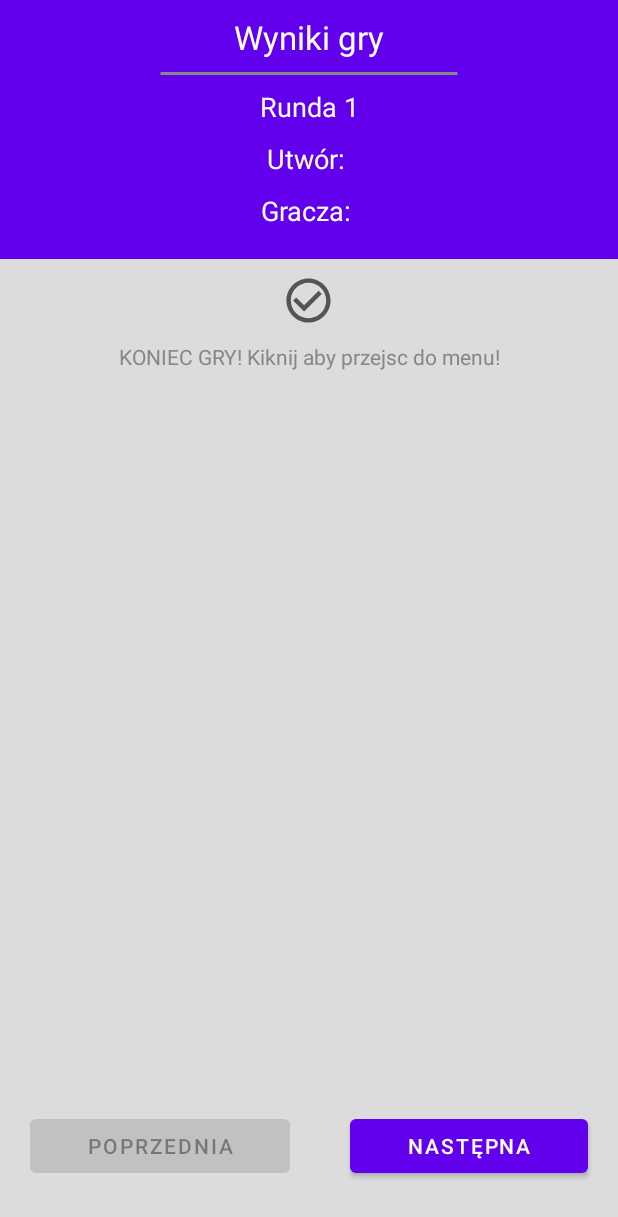
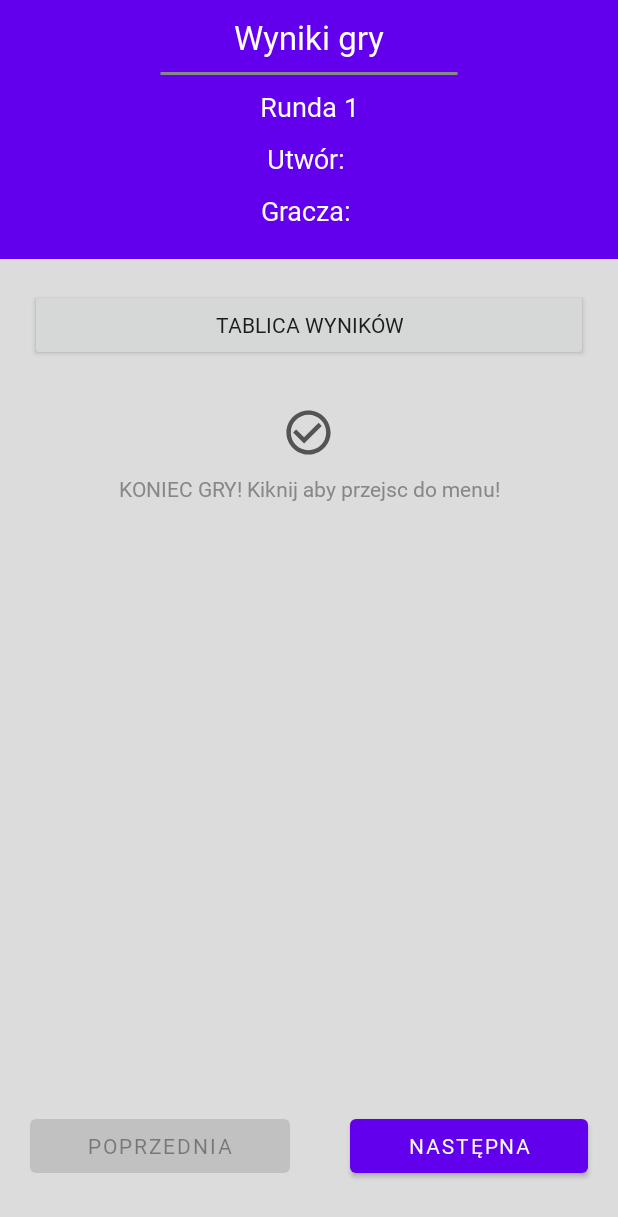
Before and after one commit to AdamJou/GuessTheSong, an Android app: the ResultActivity screen opened directly, with no data from a screen before it, on a phone screen of 412 x 824 dp. Shown: the top 1217 px of the screen. Run offline under Robolectric (Android 15) with nearby library versions, the phone set to English and light mode, and no system bars; our stand-ins replace Firebase (no records; nobody signed in at launch, a user with empty details on screens opened directly); libraries missing offline, so code that uses them is left out: org.checkerframework.checker.

Commit message:
Results, voting view

```diff
--- a/app/build.gradle
+++ b/app/build.gradle
@@ -52,6 +52,7 @@ dependencies {
     //noinspection GradleCompatible
     implementation 'com.android.support:cardview-v7:21.0.3'
     implementation 'androidx.cardview:cardview:1.0.0'
+    implementation platform('com.google.firebase:firebase-bom:32.1.0')
 
 
     testImplementation 'junit:junit:4.13.2'
--- a/app/src/main/java/com/example/czyjatomelodia/Login.java
+++ b/app/src/main/java/com/example/czyjatomelodia/Login.java
@@ -23,7 +23,7 @@ public class Login extends AppCompatActivity {
     Boolean valid = true;
     Button loginSubmit;
     TextView loginToSignUp;
-    FirebaseAuth fAuth;
+    private FirebaseAuth fAuth;
     FirebaseFirestore fStore;
     @Override
     protected void onCreate(Bundle savedInstanceState) {
--- a/app/src/main/java/com/example/czyjatomelodia/ResultActivity.java
+++ b/app/src/main/java/com/example/czyjatomelodia/ResultActivity.java
@@ -28,6 +28,7 @@ import com.google.firebase.database.DatabaseReference;
 import com.google.firebase.database.ValueEventListener;
 
 import java.util.ArrayList;
+import java.util.List;
 
 public class ResultActivity extends AppCompatActivity {
 
@@ -37,7 +38,7 @@ public class ResultActivity extends AppCompatActivity {
     RecyclerView recyclerView;
     ArrayList<Player> items;
     ImageButton ready;
-    Button next, previous;
+    Button next, previous,scoreboard;
     int current = 1;
     int nor = Integer.MAX_VALUE;
 
@@ -47,6 +48,7 @@ public class ResultActivity extends AppCompatActivity {
         super.onCreate(savedInstanceState);
         setContentView(R.layout.activity_result);
 
+        scoreboard=findViewById(R.id.btnScoreboard);
         next = findViewById(R.id.btnNext);
         tvReady = findViewById(R.id.tvReady);
         previous = findViewById(R.id.btnPrevious);
@@ -59,30 +61,21 @@ public class ResultActivity extends AppCompatActivity {
          roomID=intent.getStringExtra("roomID");
         //roomID = "g1";
 
-        FirebaseManager.getInstance().checkIfCurrentUserIsAdmin(roomID, new FirebaseManager.OnIsAdminCallback() {
-            @Override
-            public void onIsAdmin(String isAdmin) {
+        FirebaseManager.getInstance().checkIfCurrentUserIsAdmin(roomID, isAdmin -> {
 
             admin = isAdmin;
             FirebaseManager.getInstance().setPlayingStatusInRoom(roomID, "waiting");
-            }
         });
 
 
-        FirebaseManager.getInstance().checkIfAllPlayersWereDJs(roomID, new FirebaseManager.OnAllPlayersDJsCallback() {
-            @Override
-            public void onAllPlayersDJs() {
+        FirebaseManager.getInstance().checkIfAllPlayersWereDJs(roomID, () -> {
 
             tvReady.setText("KONIEC GRY! Kiknij aby przejsc do menu!");
-                ready.setOnClickListener(new View.OnClickListener() {
-                    @Override
-                    public void onClick(View v) {
-                        Intent intent = new Intent(ResultActivity.this, HomeActivity.class);
-                        startActivity(intent);
+            ready.setOnClickListener(v -> {
+                Intent intent1 = new Intent(ResultActivity.this, HomeActivity.class);
+                startActivity(intent1);
                 finish();
-                    }
             });
-            }
         });
 
         getRoundNumber();
@@ -93,12 +86,27 @@ public class ResultActivity extends AppCompatActivity {
 
 
 
+        scoreboard.setOnClickListener(new View.OnClickListener() {
+            @Override
+            public void onClick(View v) {
+                FirebaseManager.getInstance().getAllPlayersWithPoints(roomID, new FirebaseManager.OnPlayersWithPointsCallback() {
+                    @Override
+                    public void onSuccess(List<Player> playersWithPoints) {
+
+                        ScoreboardDialog.show(ResultActivity.this, playersWithPoints);
+                    }
+
+                    @Override
+                    public void onError(String errorMessage) {
+                        // Tutaj możesz obsłużyć ewentualne błędy
+                    }
+                });
+            }
+        });
+
 
         FirebaseManager firebaseManager = FirebaseManager.getInstance();
-        firebaseManager.startListeningForPlayerChanges(roomID, new FirebaseManager.OnPlayersReadyCallback() {
-            @Override
-            public void onPlayersReady() {
-                firebaseManager.getNickname("Users", new FirebaseManager.OnNicknameCallback() {
+        firebaseManager.startListeningForPlayerChanges(roomID, () -> firebaseManager.getNickname("Users", new FirebaseManager.OnNicknameCallback() {
             @Override
             public void onSuccess(String nickname) {
                 FirebaseManager.getInstance().setNumberOfRounds(roomID);
@@ -112,56 +120,37 @@ public class ResultActivity extends AppCompatActivity {
             public void onError(String errorMessage) {
 
             }
-                });
-
-            }
+        }));
 
 
-        });
-
-
-        next.setOnClickListener(new View.OnClickListener() {
-            @Override
-            public void onClick(View v) {
+        next.setOnClickListener(v -> {
             current++;
             setResults();
 
             updateButtons(current, nor);
 
 
-            }
         });
 
-        previous.setOnClickListener(new View.OnClickListener() {
-            @Override
-            public void onClick(View v) {
+        previous.setOnClickListener(v -> {
             --current;
 
             setResults();
             updateButtons(current, nor);
 
 
-            }
         });
 
-        ready.setOnClickListener(new View.OnClickListener() {
-            @Override
-            public void onClick(View v) {
+        ready.setOnClickListener(v -> {
 
-                FirebaseManager.getInstance().checkIfAllPlayersWereDJs(roomID, new FirebaseManager.OnAllPlayersDJsCallback() {
-                    @Override
-                    public void onAllPlayersDJs() {
+            FirebaseManager.getInstance().checkIfAllPlayersWereDJs(roomID, () -> {
 
                 tvReady.setText("KONIEC GRY! Kiknij aby przejsc do menu!");
-                        ready.setOnClickListener(new View.OnClickListener() {
-                            @Override
-                            public void onClick(View v) {
-                                Intent intent = new Intent(ResultActivity.this, HomeActivity.class);
-                                startActivity(intent);
+                ready.setOnClickListener(v1 -> {
+                    Intent intent12 = new Intent(ResultActivity.this, HomeActivity.class);
+                    startActivity(intent12);
                     finish();
-                            }
                 });
-                    }
             });
 
 
@@ -180,7 +169,6 @@ public class ResultActivity extends AppCompatActivity {
                 }
             });
 
-            }
         });
 
 
@@ -247,11 +235,7 @@ public class ResultActivity extends AppCompatActivity {
             previous.setEnabled(true);
         }
 
-        if (current == numberOfRounds) {
-            next.setEnabled(false);
-        } else {
-            next.setEnabled(true);
-        }
+        next.setEnabled(current != numberOfRounds);
     }
 
     private void setResults() {
--- a/app/src/main/res/layout/activity_result.xml
+++ b/app/src/main/res/layout/activity_result.xml
@@ -138,6 +138,20 @@
         app:layout_constraintTop_toBottomOf="@+id/linearLayout">
 
 
+        <androidx.appcompat.widget.AppCompatButton
+            android:id="@+id/btnScoreboard"
+            android:layout_width="match_parent"
+            android:layout_height="wrap_content"
+            android:layout_margin="20dp"
+            android:layout_weight="2"
+            android:text="Tablica wyników"
+            app:layout_constraintBottom_toBottomOf="parent"
+            app:layout_constraintEnd_toEndOf="parent"
+            app:layout_constraintHorizontal_bias="0.786"
+            app:layout_constraintStart_toStartOf="parent"
+            app:layout_constraintTop_toBottomOf="@+id/resultRecycle"
+            app:layout_constraintVertical_bias="1.0" />
+
         <ImageButton
             android:id="@+id/btnReady"
             android:layout_width="wrap_content"
--- a/app/src/main/res/layout/activity_search.xml
+++ b/app/src/main/res/layout/activity_search.xml
@@ -64,6 +64,7 @@
             app:layout_constraintTop_toBottomOf="@+id/textView"
             app:layout_constraintVertical_bias="0.363" />
 
+        <!--
         <Button
             android:id="@+id/btnKurwa"
             android:layout_width="wrap_content"
@@ -83,7 +84,7 @@
             android:layout_marginBottom="4dp"
             android:text="Druga"
             app:layout_constraintStart_toStartOf="parent" />
-
+        -->
     </RelativeLayout>
 
 
--- a/app/src/main/res/values/attrs.xml
+++ b/app/src/main/res/values/attrs.xml
@@ -20,4 +20,5 @@
         <attr name="pwContourColor" format="color"/>
         <attr name="pwContourSize" format="dimension"/>
     </declare-styleable>
+
 </resources>
--- a/app/src/main/res/values/colors.xml
+++ b/app/src/main/res/values/colors.xml
@@ -12,5 +12,8 @@
     <color name="light_blue_900">#FF01579B</color>
     <color name="light_blue_A200">#FF40C4FF</color>
     <color name="light_blue_A400">#FF00B0FF</color>
+    <color name="negative_button_text_color">#FFFFFF</color> <!-- Kolor tekstu negative button -->
+    <color name="colorNegative">#FF0000</color> <!-- Czerwony -->
+    <color name="colorPositive">#00FF00</color> <!-- Zielony -->
     <color name="black_overlay">#66000000</color>
 </resources>
--- a/app/src/main/res/values/themes.xml
+++ b/app/src/main/res/values/themes.xml
@@ -12,9 +12,19 @@
         <!-- Status bar color. -->
         <item name="android:statusBarColor" tools:targetApi="l">?attr/colorPrimaryVariant</item>
         <!-- Customize your theme here. -->
+        <item name="android:forceDarkAllowed" tools:targetApi="q"> false</item>
+        <item name="android:fontFamily">@font/poppins</item>
+
 
     </style>
 
+    <style name="BoldTextStyle">
+        <item name="android:fontFamily">@font/poppinsbold</item>
+    </style>
+
+    <style name="ItalicTextStyle">
+        <item name="android:fontFamily">@font/poppinsitalic</item>
+    </style>
     <style name="Theme.CzyjaToMelodia.Fullscreen" parent="Theme.CzyjaToMelodia">
         <item name="android:actionBarStyle">
             @style/Widget.Theme.CzyjaToMelodia.NoActionBar.Fullscreen
```
Also changed, not shown: app/src/main/java/com/example/czyjatomelodia/FirebaseManager.java (+41 -4 lines), app/src/main/java/com/example/czyjatomelodia/JoinDialog.java (+41 -3 lines), app/src/main/java/com/example/czyjatomelodia/SearchActivity.java (+5 -5 lines), app/src/main/java/com/example/czyjatomelodia/VoteActivity.java (+36 -33 lines), app/src/main/res/layout/activity_home.xml (+32 -14 lines), app/src/main/res/layout/join_dialog.xml (+9 -1 lines), app/src/main/res/values/styles.xml (+24 -0 lines). Lines whose indentation alone changed are shown as unchanged.
